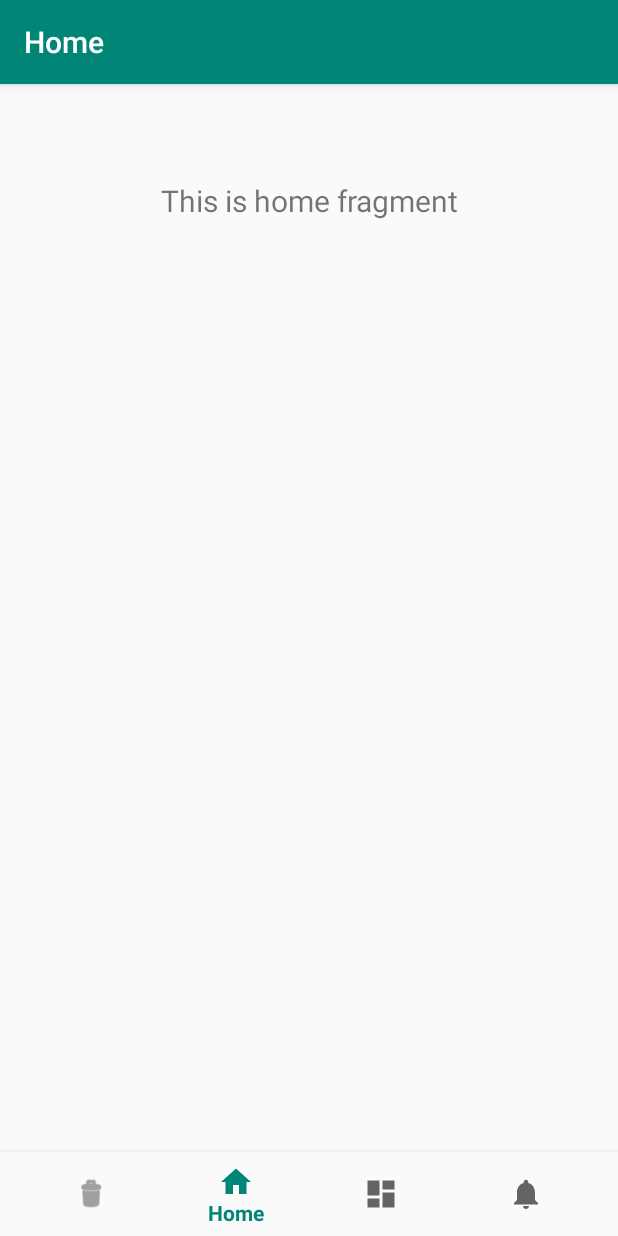
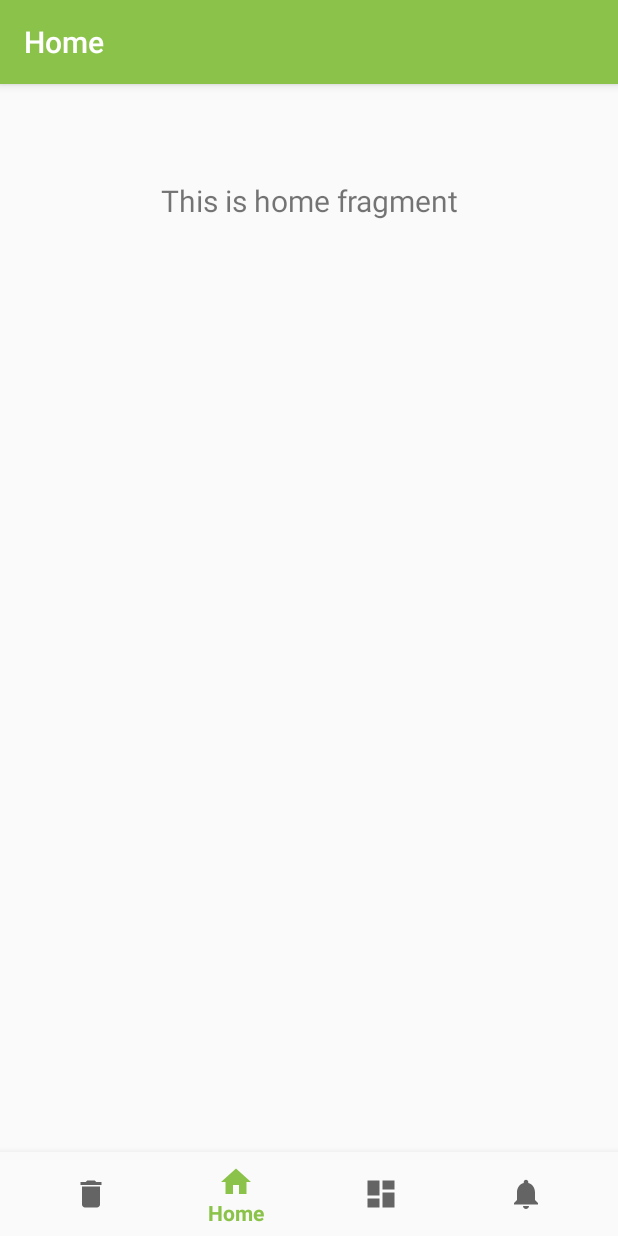
Before and after one commit to JaeNakamoto/Green_List, an Android app: the screen it shows after launch (MainActivity), on a phone screen of 412 x 824 dp. Run offline under Robolectric (Android 15) with nearby library versions, the phone set to English and light mode, and no system bars; our stand-ins replace navigation-ui.

Commit message:
Changed Icons and Colors

```diff
--- /dev/null
+++ b/app/src/main/res/drawable-anydpi/ic_trashcan_black_24dp.xml
@@ -0,0 +1,9 @@
+<vector xmlns:android="http://schemas.android.com/apk/res/android"
+    android:width="24dp"
+    android:height="24dp"
+    android:viewportWidth="24"
+    android:viewportHeight="24">
+    <path
+        android:fillColor="#FF000000"
+        android:pathData="M6,19c0,1.1 0.9,2 2,2h8c1.1,0 2,-0.9 2,-2V7H6v12zM19,4h-3.5l-1,-1h-5l-1,1H5v2h14V4z"/>
+</vector>
--- a/app/src/main/res/drawable/ic_launcher_background.xml
+++ b/app/src/main/res/drawable/ic_launcher_background.xml
@@ -5,7 +5,7 @@
     android:viewportWidth="108"
     android:viewportHeight="108">
     <path
-        android:fillColor="#008577"
+        android:fillColor="#33FFFFFF"
         android:pathData="M0,0h108v108h-108z" />
     <path
         android:fillColor="#00000000"
--- a/app/src/main/res/layout/fragment_home.xml
+++ b/app/src/main/res/layout/fragment_home.xml
@@ -1,6 +1,6 @@
 <?xml version="1.0" encoding="utf-8"?>
-<androidx.constraintlayout.widget.ConstraintLayout xmlns:android="http://schemas.android.com/apk/res/android"
-    xmlns:app="http://schemas.android.com/apk/res-auto"
+<RelativeLayout xmlns:android="http://schemas.android.com/apk/res/android"
+    xmlns:tools="http://schemas.android.com/tools"
     android:layout_width="match_parent"
     android:layout_height="match_parent">
 
@@ -12,8 +12,18 @@
         android:layout_marginTop="8dp"
         android:layout_marginEnd="8dp"
         android:textAlignment="center"
-        android:textSize="20sp"
-        app:layout_constraintEnd_toEndOf="parent"
-        app:layout_constraintStart_toStartOf="parent"
-        app:layout_constraintTop_toTopOf="parent" />
-</androidx.constraintlayout.widget.ConstraintLayout>
+        android:textSize="20sp" />
+
+    <ScrollView
+        android:layout_width="match_parent"
+        android:layout_height="match_parent"
+        android:layout_below="@id/text_home">
+
+        <LinearLayout
+            android:layout_width="match_parent"
+            android:layout_height="wrap_content"
+            android:orientation="vertical" />
+
+    </ScrollView>
+
+</RelativeLayout>
--- a/app/src/main/res/menu/bottom_nav_menu.xml
+++ b/app/src/main/res/menu/bottom_nav_menu.xml
@@ -3,7 +3,7 @@
 
     <item
         android:id="@+id/navigation_trashcan"
-        android:icon="@android:drawable/ic_menu_delete"
+        android:icon="@drawable/ic_trashcan_black_24dp"
         android:title="@string/title_traschcan" />
 
     <item
--- a/app/src/main/res/values/colors.xml
+++ b/app/src/main/res/values/colors.xml
@@ -1,6 +1,6 @@
 <?xml version="1.0" encoding="utf-8"?>
 <resources>
-    <color name="colorPrimary">#008577</color>
-    <color name="colorPrimaryDark">#00574B</color>
-    <color name="colorAccent">#D81B60</color>
+    <color name="colorPrimary">#8BC34A</color>
+    <color name="colorPrimaryDark">#4CAF50</color>
+    <color name="colorAccent">#3F51B5</color>
 </resources>
--- a/app/src/main/res/values/strings.xml
+++ b/app/src/main/res/values/strings.xml
@@ -7,5 +7,5 @@
     <!-- TODO: Remove or change this placeholder text -->
     <string name="hello_blank_fragment">Hello blank fragment</string>
     <string name="title_traschcan">Trashcan</string>
-    <string name="title_trashcan">fragment_trashcan</string>
+    <string name="title_trashcan">Trashcan</string>
 </resources>
```
Also changed, not shown: app/src/main/res/drawable-xxhdpi/ic_trashcan_black_24dp.png (added).
